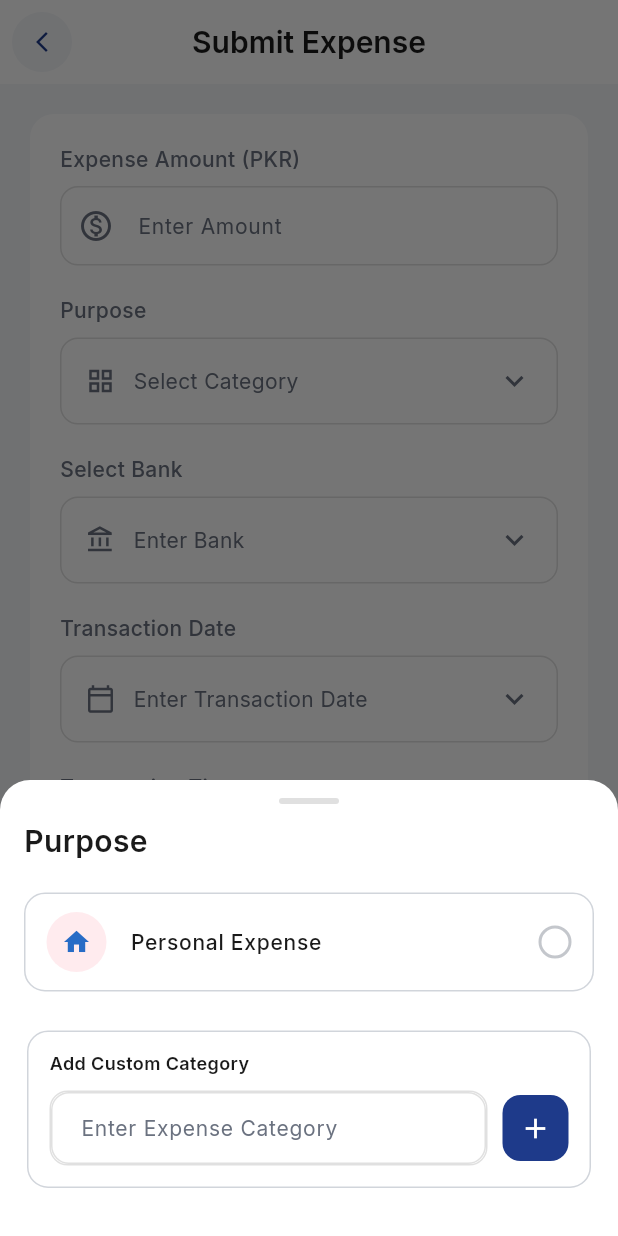
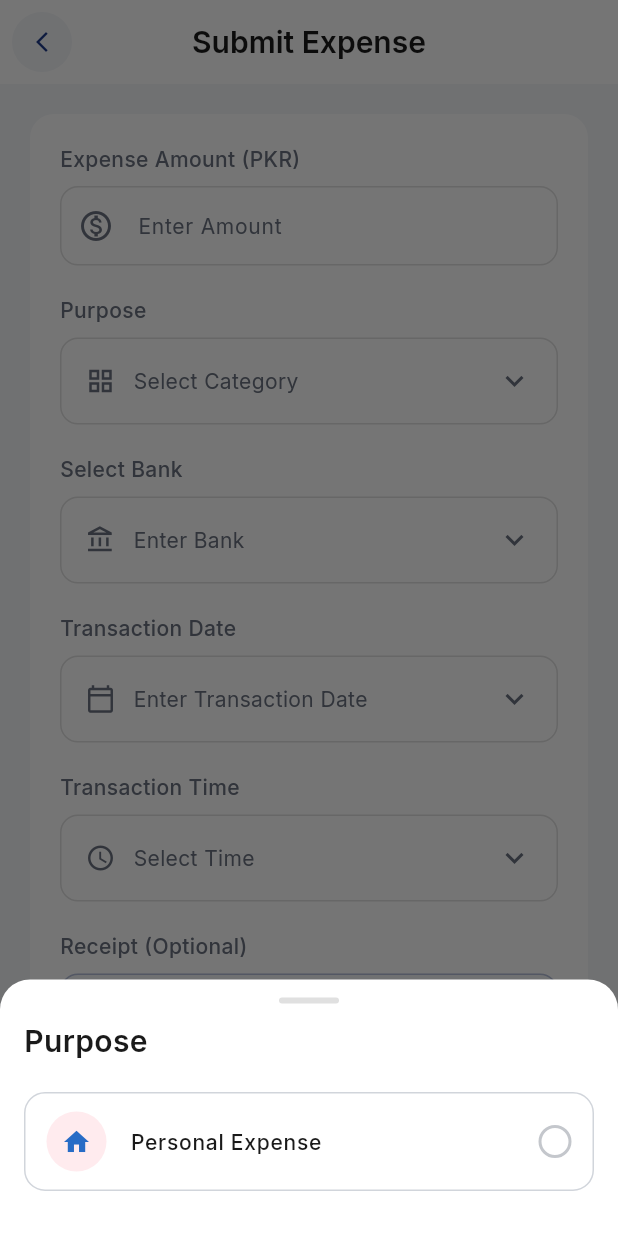
Before and after one commit to Akash-Zaib/Expense_Tracker, a Flutter app: the SubmitExpensePage screen opened by its route, after a tap on "Select Category", on a phone screen of 412 x 824 dp. Run offline on Flutter 3.47's test engine with Material 3 defaults, Android fonts, the phone set to English and light mode, and no system bars; our stand-ins replace cloud_firestore, firebase_auth, firebase_core, get_it, google_fonts, shared_preferences; accounts and stored records are empty.

Commit message:
final push

```diff
--- a/lib/features/expense/presentation/pages/submit_expense_page.dart
+++ b/lib/features/expense/presentation/pages/submit_expense_page.dart
@@ -222,13 +222,15 @@ class _SubmitExpensePageState extends State<SubmitExpensePage> {
       );
       return;
     }
-    final monthlyScopeEntries = txs.where((entry) {
-      if (entry.kind == ExpenseEntryKind.amountAdded) {
-        return true; // Carry forward all added amounts from previous months.
-      }
-      return entry.date.year == expenseDate.year &&
-          entry.date.month == expenseDate.month;
-    }).toList(growable: false);
+    final monthlyScopeEntries = txs
+        .where((entry) {
+          if (entry.kind == ExpenseEntryKind.amountAdded) {
+            return true; // Carry forward all added amounts from previous months.
+          }
+          return entry.date.year == expenseDate.year &&
+              entry.date.month == expenseDate.month;
+        })
+        .toList(growable: false);
     final uidMap = {
       ownerNameEarly.toLowerCase().trim(): _currentUserContext.uid,
     };
@@ -1051,89 +1053,89 @@ class _CategorySelectionSheetState extends State<_CategorySelectionSheet> {
               ),
             ],
             // Add Custom Category section
-            Padding(
-              padding: const EdgeInsets.only(
-                left: 2,
-                right: 2,
-                top: 16,
-                bottom: 12,
-              ),
-              child: Container(
-                padding: const EdgeInsets.fromLTRB(14, 12, 14, 14),
-                decoration: BoxDecoration(
-                  color: Colors.white,
-                  borderRadius: BorderRadius.circular(14),
-                  border: Border.all(color: _silverDivider),
-                ),
-                child: Column(
-                  crossAxisAlignment: CrossAxisAlignment.start,
-                  children: [
-                    Text(
-                      'Add Custom Category',
-                      style: AppTextStyles.caption.copyWith(
-                        fontWeight: FontWeight.w600,
-                        color: AppColors.textPrimary,
-                      ),
-                    ),
-                    const SizedBox(height: 10),
-                    Row(
-                      children: [
-                        Expanded(
-                          child: Container(
-                            decoration: BoxDecoration(
-                              color: AppColors.inputBackground,
-                              borderRadius: BorderRadius.circular(12),
-                              border: Border.all(color: AppColors.border),
-                            ),
-                            child: TextField(
-                              controller: _customCategoryController,
-                              style: AppTextStyles.bodyMedium,
-                              decoration: InputDecoration(
-                                hintText: 'Enter Expense Category',
-                                hintStyle: AppTextStyles.bodyRegular.copyWith(
-                                  color: AppColors.textSecondary,
-                                ),
-                                border: InputBorder.none,
-                                contentPadding: const EdgeInsets.symmetric(
-                                  horizontal: 16,
-                                  vertical: 12,
-                                ),
-                              ),
-                            ),
-                          ),
-                        ),
-                        const SizedBox(width: 10),
-                        GestureDetector(
-                          onTap: () {
-                            final custom = _customCategoryController.text
-                                .trim();
-                            if (custom.isNotEmpty) {
-                              widget.onSelected(
-                                category: custom,
-                                assignee: null,
-                              );
-                            }
-                          },
-                          child: Container(
-                            width: 44,
-                            height: 44,
-                            decoration: BoxDecoration(
-                              color: AppColors.primary,
-                              borderRadius: BorderRadius.circular(12),
-                            ),
-                            child: const Icon(
-                              Icons.add,
-                              color: Colors.white,
-                              size: 22,
-                            ),
-                          ),
-                        ),
-                      ],
-                    ),
-                  ],
-                ),
-              ),
-            ),
+            // Padding(
+            //   padding: const EdgeInsets.only(
+            //     left: 2,
+            //     right: 2,
+            //     top: 16,
+            //     bottom: 12,
+            //   ),
+            //   child: Container(
+            //     padding: const EdgeInsets.fromLTRB(14, 12, 14, 14),
+            //     decoration: BoxDecoration(
+            //       color: Colors.white,
+            //       borderRadius: BorderRadius.circular(14),
+            //       border: Border.all(color: _silverDivider),
+            //     ),
+            //     child: Column(
+            //       crossAxisAlignment: CrossAxisAlignment.start,
+            //       children: [
+            //         Text(
+            //           'Add Custom Category',
+            //           style: AppTextStyles.caption.copyWith(
+            //             fontWeight: FontWeight.w600,
+            //             color: AppColors.textPrimary,
+            //           ),
+            //         ),
+            //         const SizedBox(height: 10),
+            //         Row(
+            //           children: [
+            //             Expanded(
+            //               child: Container(
+            //                 decoration: BoxDecoration(
+            //                   color: AppColors.inputBackground,
+            //                   borderRadius: BorderRadius.circular(12),
+            //                   border: Border.all(color: AppColors.border),
+            //                 ),
+            //                 child: TextField(
+            //                   controller: _customCategoryController,
+            //                   style: AppTextStyles.bodyMedium,
+            //                   decoration: InputDecoration(
+            //                     hintText: 'Enter Expense Category',
+            //                     hintStyle: AppTextStyles.bodyRegular.copyWith(
+            //                       color: AppColors.textSecondary,
+            //                     ),
+            //                     border: InputBorder.none,
+            //                     contentPadding: const EdgeInsets.symmetric(
+            //                       horizontal: 16,
+            //                       vertical: 12,
+            //                     ),
+            //                   ),
+            //                 ),
+            //               ),
+            //             ),
+            //             const SizedBox(width: 10),
+            //             GestureDetector(
+            //               onTap: () {
+            //                 final custom = _customCategoryController.text
+            //                     .trim();
+            //                 if (custom.isNotEmpty) {
+            //                   widget.onSelected(
+            //                     category: custom,
+            //                     assignee: null,
+            //                   );
+            //                 }
+            //               },
+            //               child: Container(
+            //                 width: 44,
+            //                 height: 44,
+            //                 decoration: BoxDecoration(
+            //                   color: AppColors.primary,
+            //                   borderRadius: BorderRadius.circular(12),
+            //                 ),
+            //                 child: const Icon(
+            //                   Icons.add,
+            //                   color: Colors.white,
+            //                   size: 22,
+            //                 ),
+            //               ),
+            //             ),
+            //           ],
+            //         ),
+            //       ],
+            //     ),
+            //   ),
+            // ),
           ],
         ),
       ),
```
